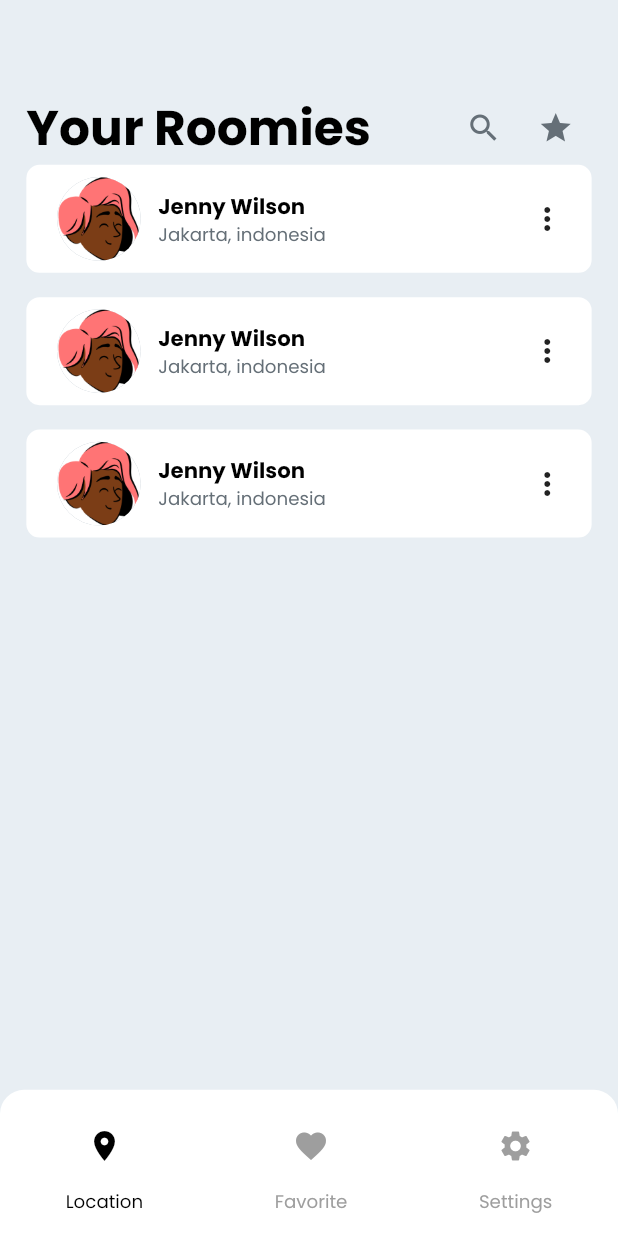
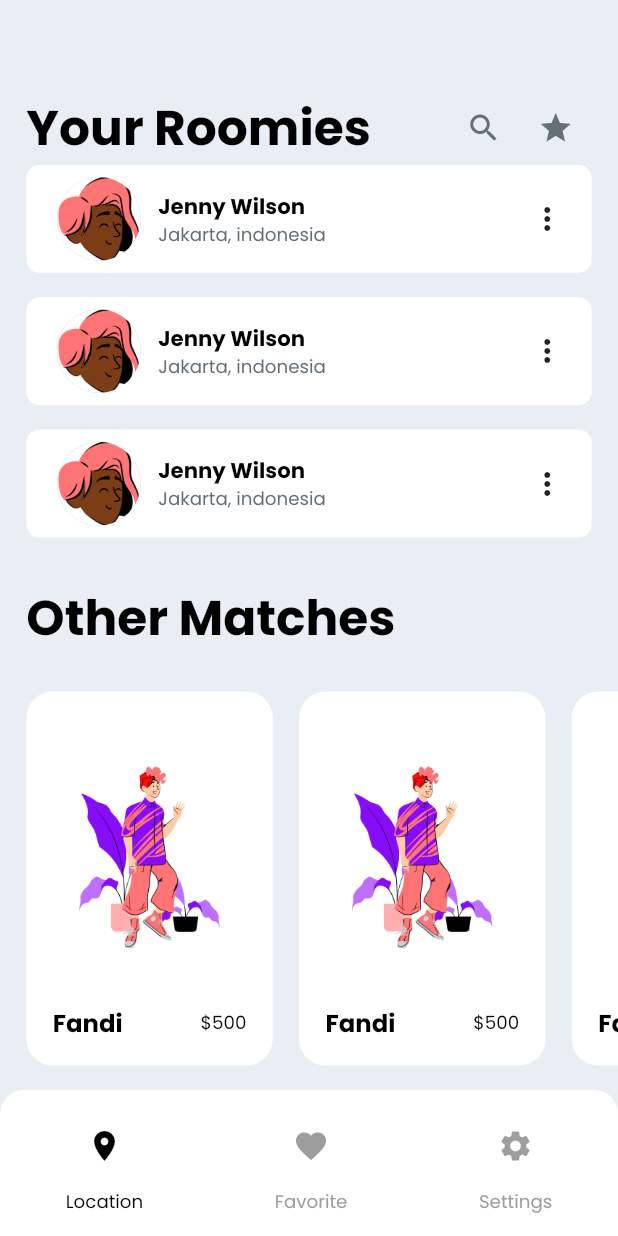
Before and after one commit to AdityaAde/booking-app, a Flutter app: the screen it shows after launch, on a phone screen of 412 x 824 dp. Run offline on Flutter 3.47's test engine with Material 2 defaults, Android fonts, the phone set to English and light mode, and no system bars; our stand-ins replace bloc, flutter_bloc, flutter_screenutil; missing offline and left inert: shared_preferences_web.

Commit message:
finishing discover page prototype

```diff
--- a/lib/presentation/pages/discover/trips/component/other_matches.dart
+++ b/lib/presentation/pages/discover/trips/component/other_matches.dart
@@ -1,10 +1,83 @@
+import 'package:booking_app/config/theme/theme.dart';
+import 'package:booking_app/utils/utils.dart';
 import 'package:flutter/material.dart';
+import 'package:flutter_screenutil/flutter_screenutil.dart';
+
+import '../../../../../data/src/img_string.dart';
 
 class OtherMatches extends StatelessWidget {
   const OtherMatches({Key? key}) : super(key: key);
 
   @override
   Widget build(BuildContext context) {
-    return Container();
+    return Expanded(
+        child: Column(
+      crossAxisAlignment: CrossAxisAlignment.start,
+      children: [
+        _header(),
+        _roomiesList(),
+      ],
+    ));
+  }
+
+  Widget _header() {
+    return Padding(
+      padding: EdgeInsets.only(
+        left: AppDimen.w16,
+        right: AppDimen.w16,
+        top: AppDimen.h24,
+      ),
+      child: Row(
+        mainAxisSize: MainAxisSize.max,
+        children: [
+          Text('Other Matches', style: AppFont.h3),
+          const Expanded(child: SizedBox()),
+        ],
+      ),
+    );
+  }
+
+  Widget _roomiesList() {
+    return Expanded(
+      child: ListView.builder(
+        itemCount: 3,
+        itemBuilder: (context, index) => _otherMatchesItem(context),
+        scrollDirection: Axis.horizontal,
+      ),
+    );
+  }
+
+  Widget _otherMatchesItem(BuildContext context) {
+    return Container(
+      margin: EdgeInsets.only(
+        left: AppDimen.w16,
+        top: AppDimen.h24,
+        bottom: AppDimen.h16,
+      ),
+      padding: EdgeInsets.only(
+        right: AppDimen.w16,
+        left: AppDimen.w16,
+        bottom: AppDimen.h16,
+        top: 49.h,
+      ),
+      width: (MediaQuery.of(context).size.width / 2) - AppDimen.w38,
+      decoration: BoxDecoration(
+        color: AppColor.ink06,
+        borderRadius: BorderRadius.circular(AppDimen.w16),
+      ),
+      child: Column(
+        children: [
+          Expanded(child: Image.asset(ImgString.cittaPlants)),
+          37.0.height,
+          Row(
+            mainAxisAlignment: MainAxisAlignment.spaceBetween,
+            children: [
+              Text('Fandi', style: AppFont.paragraphLargeBold),
+              Text('\$500', style: AppFont.paragraphSmall),
+            ],
+          )
+        ],
+      ),
+    );
   }
 }
```
